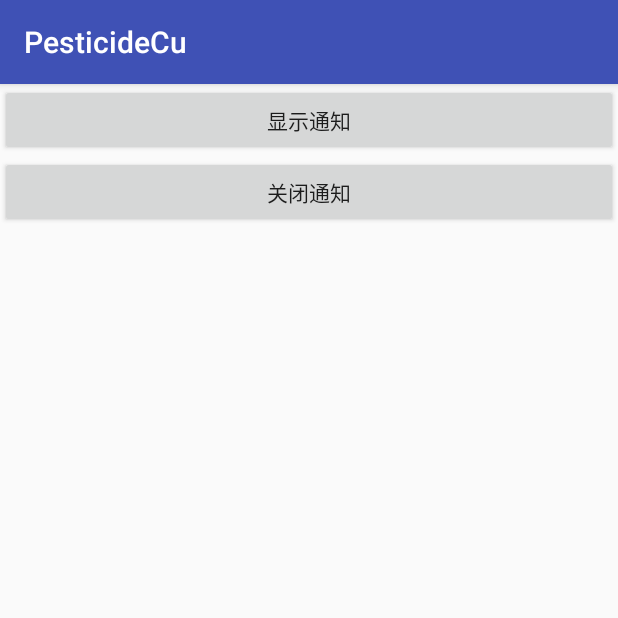
After one commit to Hchen-dl/PesticideCu, an Android app: the NotificationActivity screen opened directly, with no data from a screen before it, on a phone screen of 412 x 824 dp, the top half of it. The commit adds this screen. Run offline under Robolectric (Android 15) with nearby library versions, the phone set to English and light mode, and no system bars.

Commit message:
notification

```diff
--- /dev/null
+++ b/app/src/main/java/com/hchen/pesticidecu/NotificationActivity.java
@@ -0,0 +1,88 @@
+package com.hchen.pesticidecu;
+
+import android.app.Notification;
+import android.app.NotificationManager;
+import android.app.PendingIntent;
+import android.content.Context;
+import android.content.Intent;
+import android.graphics.Bitmap;
+import android.graphics.BitmapFactory;
+import android.net.Uri;
+import android.os.Build;
+import android.os.Bundle;
+import android.support.annotation.RequiresApi;
+import android.support.v7.app.AppCompatActivity;
+import android.view.View;
+import android.widget.Button;
+
+/**
+ * Created by user on 2017/7/28.
+ */
+
+public class NotificationActivity extends AppCompatActivity implements View.OnClickListener {
+
+    private Context mContext;
+    private NotificationManager mNManager;
+    private Notification notify1;
+    Bitmap LargeBitmap = null;
+    private static final int NOTIFYID_1 = 1;
+
+    private Button btn_show_normal;
+    private Button btn_close_normal;
+
+
+    @Override
+    protected void onCreate(Bundle savedInstanceState) {
+        super.onCreate(savedInstanceState);
+        setContentView(R.layout.activity_notice);
+        mContext = NotificationActivity.this;
+        //创建大图标的Bitmap
+        LargeBitmap = BitmapFactory.decodeResource(getResources(), R.mipmap.lighthouse);
+        mNManager = (NotificationManager) getSystemService(NOTIFICATION_SERVICE);
+        bindView();
+
+    }
+
+
+    private void bindView() {
+        btn_show_normal = (Button) findViewById(R.id.btn_show_normal);
+        btn_close_normal = (Button) findViewById(R.id.btn_close_normal);
+        btn_show_normal.setOnClickListener(this);
+        btn_close_normal.setOnClickListener(this);
+    }
+
+
+    @RequiresApi(api = Build.VERSION_CODES.JELLY_BEAN)
+    @Override
+    public void onClick(View v) {
+        switch (v.getId()) {
+            case R.id.btn_show_normal:
+                //定义一个PendingIntent点击Notification后启动一个Activity
+                Intent it = new Intent(mContext, OtherActivity.class);
+                PendingIntent pit = PendingIntent.getActivity(mContext, 0, it, 0);
+
+                //设置图片,通知标题,发送时间,提示方式等属性
+                Notification.Builder mBuilder = new Notification.Builder(this);
+                mBuilder.setContentTitle("叶良辰")                        //标题
+                        .setContentText("我有一百种方法让你呆不下去~")      //内容
+                        .setSubText("——记住我叫叶良辰")                    //内容下面的一小段文字
+                        .setTicker("收到叶良辰发送过来的信息~")             //收到信息后状态栏显示的文字信息
+                        .setWhen(System.currentTimeMillis())           //设置通知时间
+                        .setSmallIcon(R.mipmap.penguins)            //设置小图标
+                        .setLargeIcon(LargeBitmap)                     //设置大图标
+                        .setDefaults(Notification.DEFAULT_LIGHTS | Notification.DEFAULT_VIBRATE)    //设置默认的三色灯与振动器
+                        .setSound(Uri.parse("android.resource://" + getPackageName() + "/" + R.raw.lubandashi))  //设置自定义的提示音
+                        .setAutoCancel(true)                           //设置点击后取消Notification
+                        .setContentIntent(pit);                        //设置PendingIntent
+                notify1 = mBuilder.build();
+                mNManager.notify(NOTIFYID_1, notify1);
+                break;
+
+            case R.id.btn_close_normal:
+                //除了可以根据ID来取消Notification外,还可以调用cancelAll();关闭该应用产生的所有通知
+                mNManager.cancel(NOTIFYID_1);                          //取消Notification
+                break;
+
+        }
+    }
+}
--- /dev/null
+++ b/app/src/main/res/layout/activity_notice.xml
@@ -0,0 +1,17 @@
+<?xml version="1.0" encoding="utf-8"?>
+<LinearLayout xmlns:android="http://schemas.android.com/apk/res/android"
+    android:orientation="vertical" android:layout_width="match_parent"
+    android:layout_height="match_parent">
+
+    <Button
+        android:id="@+id/btn_show_normal"
+        android:layout_width="match_parent"
+        android:layout_height="wrap_content"
+        android:text="显示通知" />
+
+    <Button
+        android:id="@+id/btn_close_normal"
+        android:layout_width="match_parent"
+        android:layout_height="wrap_content"
+        android:text="关闭通知" />
+</LinearLayout>
--- a/app/src/main/res/layout/item_list_animal.xml
+++ b/app/src/main/res/layout/item_list_animal.xml
@@ -19,14 +19,14 @@
         android:layout_width="match_parent"
         android:layout_height="wrap_content"
         android:textSize="20sp"
-        android:paddLeft="8dp"
+        android:paddingLeft="8dp"
         android:text="aaa" />
     <TextView
         android:id="@+id/txt_aSpeak"
         android:layout_width="match_parent"
         android:layout_height="wrap_content"
         android:text="bbb"
-        android:paddLeft="8px"
+        android:paddingLeft="8px"
         android:textSize="14sp"/>
 </LinearLayout>
 
```
Also changed, not shown: app/src/main/AndroidManifest.xml (+10 -2 lines), app/src/main/java/com/hchen/pesticidecu/MainActivity.java (+14 -0 lines), app/src/main/java/com/hchen/pesticidecu/OtherActivity.java (added, +13 -0 lines), app/src/main/res/layout/activity_main.xml (+9 -8 lines), app/src/main/res/layout/activity_other.xml (added, +9 -0 lines), app/src/main/res/mipmap/lighthouse.jpg (added), app/src/main/res/mipmap/penguins.jpg (added), app/src/main/res/mipmap/tulips.jpg (added), 1 other file.
